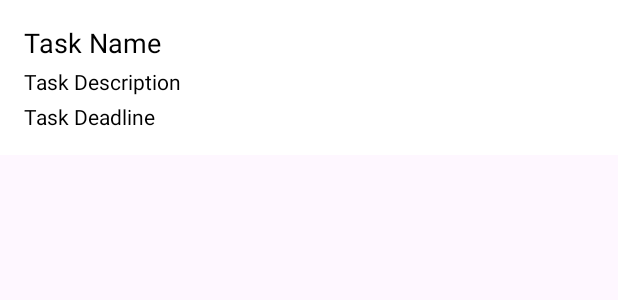
After one commit to Ashborn013/ToDo_Project, an Android app: the layout task_item_history.xml on its own in the app's theme, with its tools: preview values and no code run, on a phone screen of 412 x 824 dp. The commit adds this screen. Shown: the top 300 px of the screen. Run offline under Robolectric (Android 15) with nearby library versions, the light colour scheme and no system bars.

Commit message:
Need to Add Notfi

```diff
--- a/app/src/main/AndroidManifest.xml
+++ b/app/src/main/AndroidManifest.xml
@@ -6,9 +6,9 @@
         android:allowBackup="true"
         android:dataExtractionRules="@xml/data_extraction_rules"
         android:fullBackupContent="@xml/backup_rules"
-        android:icon="@mipmap/ic_launcher"
+        android:icon="@mipmap/splash"
         android:label="@string/LetsToDo"
-        android:roundIcon="@mipmap/ic_launcher_round"
+        android:roundIcon="@mipmap/splash_round"
         android:supportsRtl="true"
         android:theme="@style/Theme.ToDoProject"
         tools:targetApi="31">
--- /dev/null
+++ b/app/src/main/res/layout/task_item_history.xml
@@ -0,0 +1,41 @@
+<?xml version="1.0" encoding="utf-8"?>
+<RelativeLayout xmlns:android="http://schemas.android.com/apk/res/android"
+    android:layout_width="match_parent"
+    android:layout_height="wrap_content"
+    android:background="#FFFFFF"
+    android:padding="16dp"
+    android:layout_marginBottom="8dp">
+
+    <!-- Task Name -->
+    <TextView
+        android:id="@+id/tv_task_name"
+        android:layout_width="wrap_content"
+        android:layout_height="wrap_content"
+        android:textSize="18sp"
+        android:textColor="#000000"
+        android:layout_alignParentStart="true"
+        android:text="Task Name" />
+
+    <!-- Task Description -->
+    <TextView
+        android:id="@+id/tv_task_description"
+        android:layout_width="wrap_content"
+        android:layout_height="wrap_content"
+        android:layout_below="@id/tv_task_name"
+        android:textSize="14sp"
+        android:textColor="#000000"
+        android:text="Task Description"
+        android:layout_marginTop="4dp"/>
+
+    <!-- Task Deadline -->
+    <TextView
+        android:id="@+id/tv_task_deadline"
+        android:layout_width="wrap_content"
+        android:layout_height="wrap_content"
+        android:layout_below="@id/tv_task_description"
+        android:textSize="14sp"
+        android:textColor="#000000"
+        android:text="Task Deadline"
+        android:layout_marginTop="4dp"/>
+
+</RelativeLayout>
```
Also changed, not shown: app/src/main/java/com/lab/todoproject/DatabaseHelper.java (+32 -28 lines), app/src/main/java/com/lab/todoproject/HistoryTask.java (+13 -20 lines), app/src/main/java/com/lab/todoproject/HistoryTaskAdapter.java (added, +58 -0 lines), app/src/main/java/com/lab/todoproject/HomeScreen.java (+9 -0 lines), app/src/main/res/layout/activity_history_task.xml (+33 -15 lines), app/src/main/res/layout/activity_home_screen.xml (+12 -0 lines).
